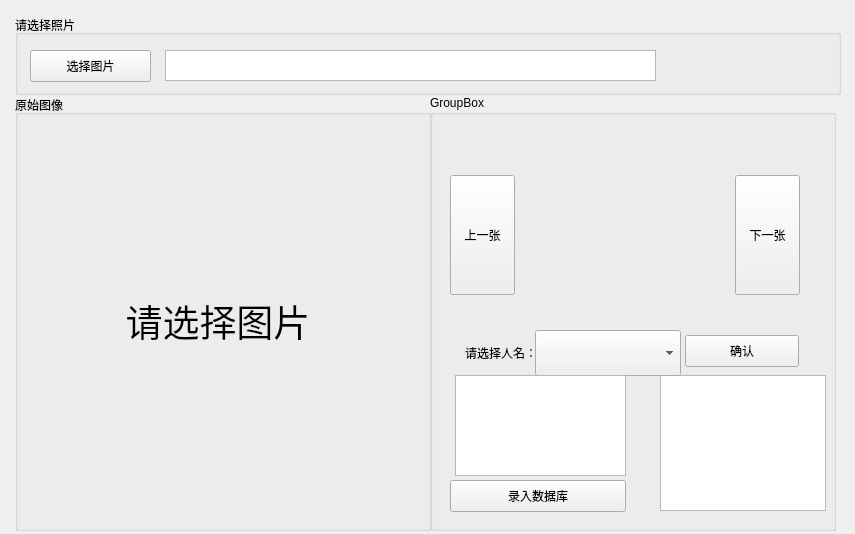
First picture: the form in ui_win_inputData.ui, repository view1994/face_recognition_tool, before the edit.
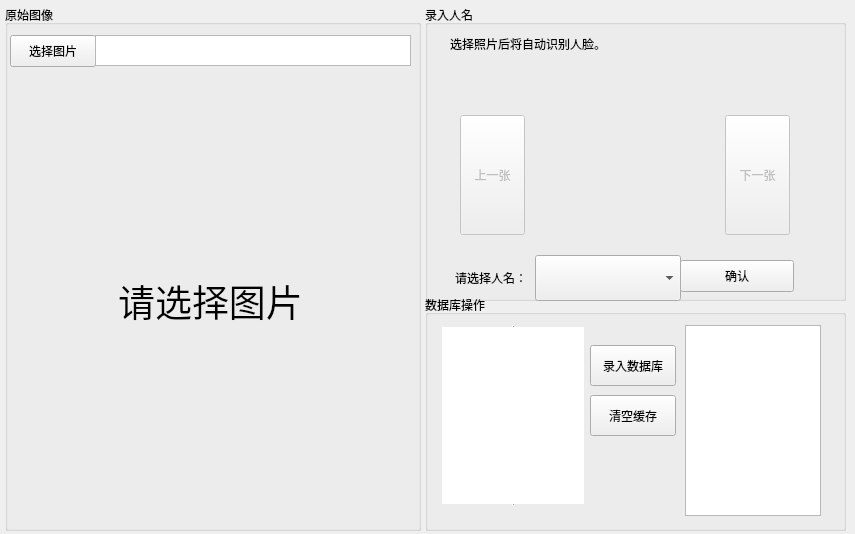
Second picture: the form after the edit. Icons and pictures are not drawn.

Commit message: 添加录入数据界面功能

```diff
--- a/ui_win_inputData.ui
+++ b/ui_win_inputData.ui
@@ -22,10 +22,10 @@
   <widget class="QGroupBox" name="groupBox">
    <property name="geometry">
     <rect>
-     <x>15</x>
-     <y>95</y>
+     <x>5</x>
+     <y>5</y>
      <width>416</width>
-     <height>436</height>
+     <height>526</height>
     </rect>
    </property>
    <property name="title">
@@ -34,10 +34,10 @@
    <widget class="QLabel" name="label_rawPic">
     <property name="geometry">
      <rect>
-      <x>5</x>
-      <y>25</y>
-      <width>396</width>
-      <height>401</height>
+      <x>10</x>
+      <y>80</y>
+      <width>391</width>
+      <height>431</height>
      </rect>
     </property>
     <property name="font">
@@ -55,25 +55,12 @@
      <set>Qt::AlignCenter</set>
     </property>
    </widget>
-  </widget>
-  <widget class="QGroupBox" name="groupBox_2">
-   <property name="geometry">
-    <rect>
-     <x>15</x>
-     <y>15</y>
-     <width>826</width>
-     <height>80</height>
-    </rect>
-   </property>
-   <property name="title">
-    <string>请选择照片</string>
-   </property>
    <widget class="QPushButton" name="button_choosePic">
     <property name="geometry">
      <rect>
-      <x>15</x>
-      <y>35</y>
-      <width>121</width>
+      <x>5</x>
+      <y>30</y>
+      <width>86</width>
       <height>32</height>
      </rect>
     </property>
@@ -84,9 +71,9 @@
    <widget class="QTextEdit" name="edit_picPath">
     <property name="geometry">
      <rect>
-      <x>150</x>
-      <y>35</y>
-      <width>491</width>
+      <x>90</x>
+      <y>30</y>
+      <width>316</width>
       <height>31</height>
      </rect>
     </property>
@@ -95,20 +82,20 @@
   <widget class="QGroupBox" name="groupBox_3">
    <property name="geometry">
     <rect>
-     <x>430</x>
-     <y>95</y>
-     <width>406</width>
-     <height>436</height>
+     <x>425</x>
+     <y>5</y>
+     <width>421</width>
+     <height>296</height>
     </rect>
    </property>
    <property name="title">
-    <string>GroupBox</string>
+    <string>录入人名</string>
    </property>
    <widget class="QLabel" name="label_faceImg">
     <property name="geometry">
      <rect>
-      <x>105</x>
-      <y>30</y>
+      <x>115</x>
+      <y>55</y>
       <width>181</width>
       <height>196</height>
      </rect>
@@ -129,55 +116,21 @@
      <number>2</number>
     </property>
    </widget>
-   <widget class="QListView" name="list_nameInDB">
-    <property name="geometry">
-     <rect>
-      <x>230</x>
-      <y>280</y>
-      <width>166</width>
-      <height>136</height>
-     </rect>
-    </property>
-    <property name="baseSize">
-     <size>
-      <width>2</width>
-      <height>2</height>
-     </size>
-    </property>
-    <property name="lineWidth">
-     <number>2</number>
-    </property>
-    <property name="iconSize">
-     <size>
-      <width>2</width>
-      <height>2</height>
-     </size>
-    </property>
-    <property name="layoutMode">
-     <enum>QListView::Batched</enum>
-    </property>
-    <property name="viewMode">
-     <enum>QListView::IconMode</enum>
-    </property>
-    <property name="modelColumn">
-     <number>0</number>
-    </property>
-   </widget>
    <widget class="QComboBox" name="comboBox_chooseName">
     <property name="geometry">
      <rect>
-      <x>105</x>
-      <y>235</y>
-      <width>146</width>
-      <height>46</height>
-     </rect>
-    </property>
-   </widget>
-   <widget class="QLabel" name="label">
-    <property name="geometry">
-     <rect>
-      <x>35</x>
+      <x>110</x>
       <y>250</y>
+      <width>146</width>
+      <height>46</height>
+     </rect>
+    </property>
+   </widget>
+   <widget class="QLabel" name="label_pleaseChooseName">
+    <property name="geometry">
+     <rect>
+      <x>30</x>
+      <y>265</y>
       <width>76</width>
       <height>16</height>
      </rect>
@@ -187,23 +140,38 @@
     </property>
    </widget>
    <widget class="QPushButton" name="button_lastFace">
+    <property name="enabled">
+     <bool>false</bool>
+    </property>
     <property name="geometry">
      <rect>
-      <x>20</x>
-      <y>80</y>
+      <x>35</x>
+      <y>110</y>
       <width>65</width>
       <height>120</height>
      </rect>
     </property>
+    <property name="sizePolicy">
+     <sizepolicy hsizetype="Fixed" vsizetype="Fixed">
+      <horstretch>0</horstretch>
+      <verstretch>0</verstretch>
+     </sizepolicy>
+    </property>
     <property name="text">
      <string>上一张</string>
     </property>
+    <property name="checkable">
+     <bool>true</bool>
+    </property>
    </widget>
    <widget class="QPushButton" name="button_nextFace">
+    <property name="enabled">
+     <bool>false</bool>
+    </property>
     <property name="geometry">
      <rect>
-      <x>305</x>
-      <y>80</y>
+      <x>300</x>
+      <y>110</y>
       <width>65</width>
       <height>120</height>
      </rect>
@@ -216,7 +184,7 @@
     <property name="geometry">
      <rect>
       <x>255</x>
-      <y>240</y>
+      <y>255</y>
       <width>114</width>
       <height>32</height>
      </rect>
@@ -225,29 +193,115 @@
      <string>确认</string>
     </property>
    </widget>
-   <widget class="QTableView" name="table_confirmedNames">
+   <widget class="QLabel" name="label_recogNote">
     <property name="geometry">
      <rect>
       <x>25</x>
-      <y>280</y>
-      <width>171</width>
-      <height>101</height>
+      <y>30</y>
+      <width>371</width>
+      <height>41</height>
      </rect>
+    </property>
+    <property name="text">
+     <string>&lt;html&gt;&lt;head/&gt;&lt;body&gt;&lt;p&gt;选择照片后将自动识别人脸。&lt;/p&gt;&lt;p&gt;&lt;br/&gt;&lt;/p&gt;&lt;/body&gt;&lt;/html&gt;</string>
+    </property>
+   </widget>
+   <zorder>label_faceImg</zorder>
+   <zorder>comboBox_chooseName</zorder>
+   <zorder>label_pleaseChooseName</zorder>
+   <zorder>button_nextFace</zorder>
+   <zorder>button_nameConfirm</zorder>
+   <zorder>label_recogNote</zorder>
+   <zorder>button_lastFace</zorder>
+  </widget>
+  <widget class="QGroupBox" name="groupBox_2">
+   <property name="geometry">
+    <rect>
+     <x>425</x>
+     <y>295</y>
+     <width>421</width>
+     <height>236</height>
+    </rect>
+   </property>
+   <property name="title">
+    <string>数据库操作</string>
+   </property>
+   <widget class="QTableView" name="table_nameInDB">
+    <property name="geometry">
+     <rect>
+      <x>260</x>
+      <y>30</y>
+      <width>136</width>
+      <height>191</height>
+     </rect>
+    </property>
+    <property name="baseSize">
+     <size>
+      <width>2</width>
+      <height>2</height>
+     </size>
+    </property>
+    <property name="lineWidth">
+     <number>2</number>
+    </property>
+    <property name="sizeAdjustPolicy">
+     <enum>QAbstractScrollArea::AdjustToContents</enum>
+    </property>
+    <property name="iconSize">
+     <size>
+      <width>2</width>
+      <height>2</height>
+     </size>
+    </property>
+   </widget>
+   <widget class="QTableView" name="table_confirmedNames">
+    <property name="geometry">
+     <rect>
+      <x>15</x>
+      <y>30</y>
+      <width>146</width>
+      <height>181</height>
+     </rect>
+    </property>
+    <property name="frameShape">
+     <enum>QFrame::VLine</enum>
+    </property>
+    <property name="frameShadow">
+     <enum>QFrame::Raised</enum>
+    </property>
+    <property name="verticalScrollBarPolicy">
+     <enum>Qt::ScrollBarAsNeeded</enum>
+    </property>
+    <property name="sizeAdjustPolicy">
+     <enum>QAbstractScrollArea::AdjustToContents</enum>
     </property>
    </widget>
    <widget class="QPushButton" name="button_addData2DB">
     <property name="geometry">
      <rect>
-      <x>20</x>
-      <y>385</y>
-      <width>176</width>
-      <height>32</height>
+      <x>165</x>
+      <y>50</y>
+      <width>86</width>
+      <height>41</height>
      </rect>
     </property>
     <property name="text">
      <string>录入数据库</string>
     </property>
    </widget>
+   <widget class="QPushButton" name="button_addData2DB_2">
+    <property name="geometry">
+     <rect>
+      <x>165</x>
+      <y>100</y>
+      <width>86</width>
+      <height>41</height>
+     </rect>
+    </property>
+    <property name="text">
+     <string>清空缓存</string>
+    </property>
+   </widget>
   </widget>
  </widget>
  <resources/>
```
Left out of the diff: 3 changed lines with no effect on the pictures. The commit also changes 6 other files.
